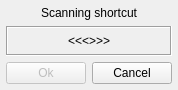
Before: the Qt Designer form keyseqscan.ui in qmc2/qmc2-mame-fe, drawn with Qt 5.
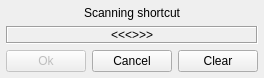
After: the same form once the commit is applied.

Commit message: wip: arcade mode setup dialog: key-sequence scanning / mapping works now (but isn't saved/restored yet)

The edit to the form file:
```diff
--- a/keyseqscan.ui
+++ b/keyseqscan.ui
@@ -7,15 +7,31 @@
    <rect>
     <x>0</x>
     <y>0</y>
-    <width>178</width>
-    <height>90</height>
+    <width>169</width>
+    <height>68</height>
    </rect>
   </property>
   <property name="windowTitle">
    <string>Scanning shortcut</string>
   </property>
-  <layout class="QGridLayout">
-   <item row="1" column="0" colspan="2">
+  <layout class="QGridLayout" name="gridLayout">
+   <item row="0" column="0">
+    <widget class="QLabel" name="labelStatus">
+     <property name="sizePolicy">
+      <sizepolicy hsizetype="Preferred" vsizetype="Fixed">
+       <horstretch>0</horstretch>
+       <verstretch>0</verstretch>
+      </sizepolicy>
+     </property>
+     <property name="text">
+      <string>Scanning shortcut</string>
+     </property>
+     <property name="alignment">
+      <set>Qt::AlignCenter</set>
+     </property>
+    </widget>
+   </item>
+   <item row="1" column="0">
     <widget class="QLabel" name="labelKeySequence">
      <property name="frameShape">
       <enum>QFrame::Box</enum>
@@ -32,6 +48,8 @@
     </widget>
    </item>
    <item row="2" column="0">
+    <layout class="QHBoxLayout" name="horizontalLayout">
+     <item>
     <widget class="QPushButton" name="pushButtonOk">
      <property name="enabled">
       <bool>false</bool>
@@ -45,9 +63,12 @@
      <property name="text">
       <string>Ok</string>
      </property>
-    </widget>
-   </item>
-   <item row="2" column="1">
+       <property name="autoDefault">
+        <bool>false</bool>
+       </property>
+      </widget>
+     </item>
+     <item>
     <widget class="QPushButton" name="pushButtonCancel">
      <property name="focusPolicy">
       <enum>Qt::ClickFocus</enum>
@@ -58,23 +79,28 @@
      <property name="text">
       <string>Cancel</string>
      </property>
-    </widget>
-   </item>
-   <item row="0" column="0" colspan="2">
-    <widget class="QLabel" name="labelStatus">
-     <property name="sizePolicy">
-      <sizepolicy hsizetype="Preferred" vsizetype="Fixed">
-       <horstretch>0</horstretch>
-       <verstretch>0</verstretch>
-      </sizepolicy>
+       <property name="autoDefault">
+        <bool>false</bool>
+       </property>
+      </widget>
+     </item>
+     <item>
+      <widget class="QPushButton" name="pushButtonClear">
+       <property name="focusPolicy">
+        <enum>Qt::ClickFocus</enum>
+       </property>
+       <property name="toolTip">
+        <string>Clear custom key sequence</string>
      </property>
      <property name="text">
-      <string>Scanning shortcut</string>
-     </property>
-     <property name="alignment">
-      <set>Qt::AlignCenter</set>
-     </property>
-    </widget>
+        <string>Clear</string>
+       </property>
+       <property name="autoDefault">
+        <bool>false</bool>
+       </property>
+      </widget>
+     </item>
+    </layout>
    </item>
   </layout>
  </widget>
```
Left out of the diff: 24 changed lines with no effect on the pictures. Lines whose indentation alone changed are shown as unchanged. The commit also changes 21 other files.
